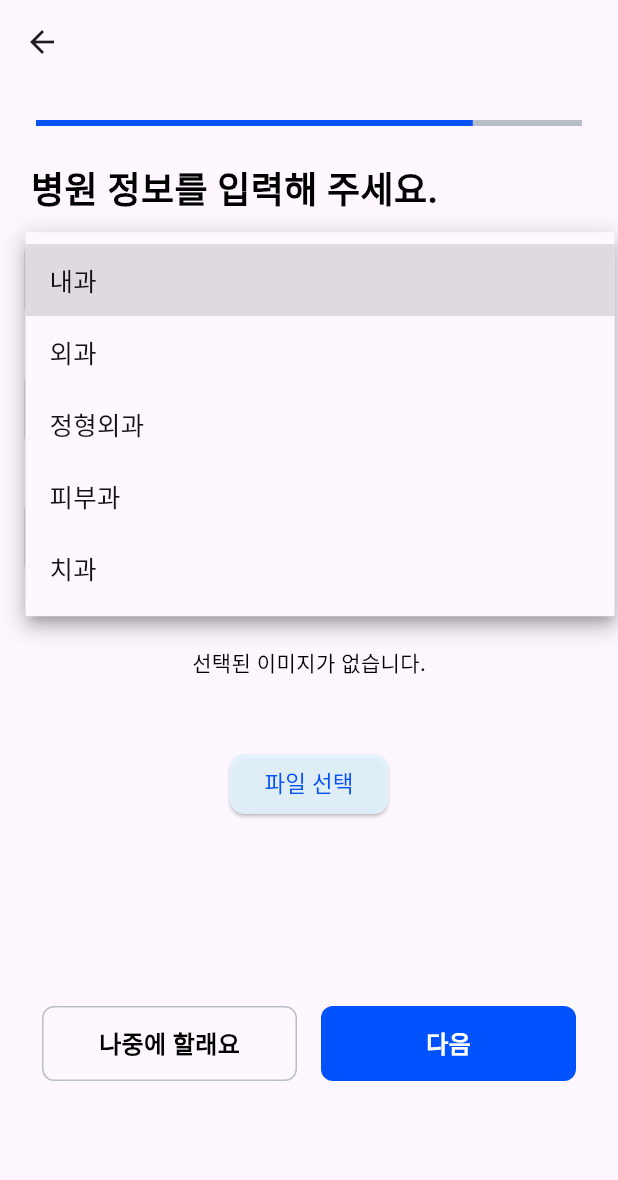
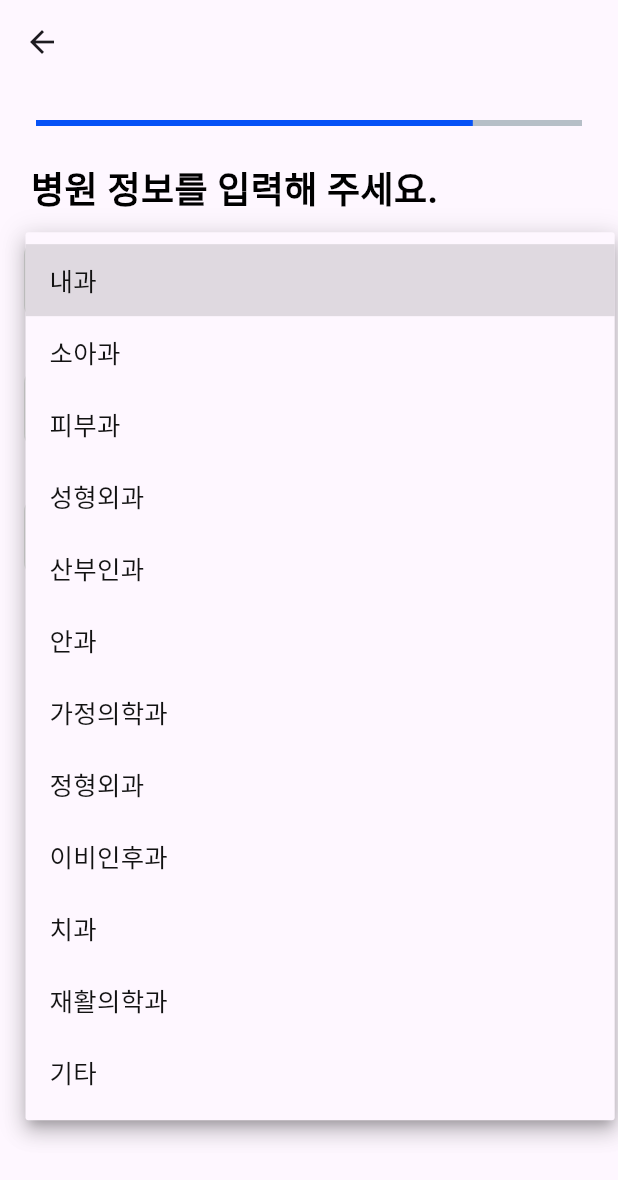
Before and after one commit to hoony00/testCADM, a Flutter app: the DoctorUploadScreen screen opened by its route, after a tap on "진료과를 선택해주세요", on a phone screen of 412 x 824 dp. Shown: the top 1180 px of the screen. Run offline on Flutter 3.47's test engine with Material 3 defaults, Android fonts, the phone set to English and light mode, and no system bars; our stand-ins replace cloud_firestore, convex_bottom_bar, device_info_plus, dio, easy_localization, flutter_image_compress and 8 more; missing offline and left inert: nav; accounts and stored records are empty; network calls fail; Roboto replaces fonts that are missing (Pretendard).

Commit message:
feat : 파일 선택 위젯화, 권한 신청 완료

```diff
--- a/lib/common/font/pretendard.dart
+++ b/lib/common/font/pretendard.dart
@@ -37,11 +37,12 @@ class Pretendard {
   static const wPrimaryColor_s60_w500 = CustomTextStyle(fontFamily: fontFamily, color: ColorPalette.primaryColor, fontSize: 60.0, fontWeight: FontWeight.w500);
 
   static const wblack_s10_w500 = CustomTextStyle(fontFamily: fontFamily, color: ColorPalette.black, fontSize: 10.0, fontWeight: FontWeight.w500);
+  static const wblack_s11_w500 = CustomTextStyle(fontFamily: fontFamily, color: ColorPalette.black, fontSize: 11.0, fontWeight: FontWeight.w500);
   static const wblack_s12_w400 = CustomTextStyle(fontFamily: fontFamily, color: ColorPalette.black, fontSize: 12.0, fontWeight: FontWeight.w500);
   static const wblack_s12_w500 = CustomTextStyle(fontFamily: fontFamily, color: ColorPalette.black, fontSize: 12.0, fontWeight: FontWeight.w400);
   static const wblack_s12_w700 = CustomTextStyle(fontFamily: fontFamily, color: ColorPalette.black, fontSize: 12.0, fontWeight: FontWeight.w700);
 
-  static const wblack_s13_w500 = CustomTextStyle(fontFamily: fontFamily, color: ColorPalette.black, fontSize: 13.0, fontWeight: FontWeight.w500);
+  static const wblack_s13_w400 = CustomTextStyle(fontFamily: fontFamily, color: ColorPalette.black, fontSize: 13.0, fontWeight: FontWeight.w400);
   static const wblack_s13_w600 = CustomTextStyle(fontFamily: fontFamily, color: ColorPalette.black, fontSize: 13.0, fontWeight: FontWeight.w600);
 
 
--- a/lib/view/join/doctor/s_doctor_select_type.dart
+++ b/lib/view/join/doctor/s_doctor_select_type.dart
@@ -26,11 +26,11 @@ class _DoctorSelectTypeScreenState
   @override
   Widget build(BuildContext context) {
     return Scaffold(
-      appBar: AppBar(),
       body: Column(
         crossAxisAlignment: CrossAxisAlignment.start,
         mainAxisAlignment: MainAxisAlignment.start,
         children: [
+          AppBar(),
           const CustomLinearIndicator(value: 0.5),
           const JoinTitle(title: '어떤 의사인가요?'),
 
--- a/lib/view/join/doctor/s_doctor_upload.dart
+++ b/lib/view/join/doctor/s_doctor_upload.dart
@@ -19,6 +19,7 @@ import '../../../widget/w_join_next_row.dart';
 import '../../../widget/w_join_select_row.dart';
 import '../../../widget/w_linear_progress_indicator.dart';
 import '../../../widget/w_loding_container.dart';
+import '../../../widget/w_one_image.dart';
 import '../../../widget/w_title.dart';
 
 class DoctorUploadScreen extends ConsumerStatefulWidget {
@@ -51,9 +52,8 @@ class _DoctorUploadScreenState extends ConsumerState<DoctorUploadScreen> {
 
       await PermissionUtil.checkGalleryPermission(context);
 
-      final XFile? selectedImage = await picker.pickImage(source: ImageSource.gallery);
-
-
+      final XFile? selectedImage =
+          await picker.pickImage(source: ImageSource.gallery);
 
       if (selectedImage != null) {
         //기존 state 제거
@@ -69,8 +69,12 @@ class _DoctorUploadScreenState extends ConsumerState<DoctorUploadScreen> {
       }
     }
 
-
-    return Scaffold(
+    return GestureDetector(
+      onTap: () {
+        FocusScope.of(context).unfocus();
+      },
+      child: Scaffold(
+        resizeToAvoidBottomInset: false,
         body: Stack(
           children: [
             SingleChildScrollView(
@@ -85,7 +89,20 @@ class _DoctorUploadScreenState extends ConsumerState<DoctorUploadScreen> {
                   // 진료과 선택
                   CustomDropdownField(
                     hintText: '진료과를 선택해주세요',
-                  options: ['내과', '외과', '정형외과', '피부과', '치과'],
+                    options: [
+                      '내과',
+                      '소아과',
+                      '피부과',
+                      '성형외과',
+                      '산부인과',
+                      '안과',
+                      '가정의학과',
+                      '정형외과',
+                      '이비인후과',
+                      '치과',
+                      '재활의학과',
+                      '기타'
+                    ],
                     selectedOption: selectedDepartment,
                     onChanged: (String? newValue) {
                       setState(() {
@@ -107,15 +124,16 @@ class _DoctorUploadScreenState extends ConsumerState<DoctorUploadScreen> {
                     width: 0.90,
                   ),
 
-                fileUpload(() {
-                  pickImage(context);
-                }),
+                  FileUploadWidget(
+                    title: '의사 면허증 사본 업로드',
+                    onPressed: () {pickImage(context);},
+                  ),
 
                   // 다음 버튼
                   JoinNextButtonRow(
-                  height: ref.watch(selectedImgProvider).isEmpty ? 80.h :20.h,
+                    height:
+                        ref.watch(selectedImgProvider).isEmpty ? 90.h : 20.h,
                     onSelect: () {
-
                       setState(() {
                         isUploading = true;
                       });
@@ -126,97 +144,15 @@ class _DoctorUploadScreenState extends ConsumerState<DoctorUploadScreen> {
                         });
                         context.goNamed('home');
                       });
-                    //병원 정보를 알려주세요
                     },
                   ),
-
                 ],
               ),
             ),
             LoadingContainer(text: '권한 요청 중...', isVisible: isUploading),
           ],
         ),
+      ),
     );
   }
-
-  Widget fileUpload(Function function) {
-    return Column(
-      children: [
-        if (ref.watch(selectedImgProvider).isEmpty)
-          Container(
-            height: 50,
-            decoration: ShapeDecoration(
-              shape: RoundedRectangleBorder(
-                borderRadius: BorderRadius.circular(8),
-              ),
-            ),
-            child: Row(
-              mainAxisAlignment: MainAxisAlignment.center,
-              children: [
-                const Text(
-                  '선택된 이미지가 없습니다.',
-                  style: Pretendard.wblack_s14_w500,
-                ).px20(),
-              ],
-            ),
-          ).p16(),
-        if (ref.watch(selectedImgProvider).isNotEmpty)
-          Row(
-            mainAxisAlignment: MainAxisAlignment.center,
-            children: [
-              Stack(
-                children: [
-                  Container(
-                    margin: EdgeInsets.symmetric(horizontal: 10.w),
-                    decoration: BoxDecoration(
-                      borderRadius: BorderRadius.circular(8.w),
-                      image: DecorationImage(
-                        image: FileImage(
-                          File(ref.watch(selectedImgProvider)[0].path),
-                        ),
-                        fit: BoxFit.cover,
-                      ),
-                    ),
-                    width: 130.w,
-                    height: 140.w,
-                  ),
-                  Positioned(
-                    top: 5.w,
-                    right: 5.w,
-                    child: InkWell(
-                      onTap: () =>
-                          ref.read(selectedImgProvider.notifier).removeImg(0),
-                      child: Icon(
-                        Icons.close,
-                        size: 30.sp,
-                        color: Colors.white,
-                      ),
-                    ),
-                  ),
-                ],
-              ),
-            ],
-          ),
-        ElevatedButton(
-          //버튼 색 파란색
-          style: ElevatedButton.styleFrom(
-            backgroundColor: ColorPalette.brightBlue,
-            shape: RoundedRectangleBorder(
-              borderRadius: BorderRadius.circular(10),
-            ),
-          ),
-          onPressed: () {
-            function();
-          },
-          child: Text(
-            '파일 선택',
-            style: TextStyle(color: ColorPalette.primaryColor, fontSize: 15.sp),
-          ),
-        ).p16(),
-
-      ],
-    );
 }
-
-
-}
--- /dev/null
+++ b/lib/widget/w_one_image.dart
@@ -0,0 +1,103 @@
+import 'dart:io';
+
+import 'package:flutter/material.dart';
+import 'package:flutter_riverpod/flutter_riverpod.dart';
+import 'package:flutter_screenutil/flutter_screenutil.dart';
+import 'package:test04dm/common/colors/color_palette.dart';
+import 'package:test04dm/common/font/pretendard.dart';
+import 'package:velocity_x/velocity_x.dart';
+
+import '../../provider/camera/send_pic.dart';
+
+class FileUploadWidget extends ConsumerStatefulWidget {
+  final VoidCallback onPressed;
+  final String title;
+
+  const FileUploadWidget({
+    required this.onPressed,
+    required this.title,
+    Key? key,
+  }) : super(key: key);
+
+  @override
+  ConsumerState<FileUploadWidget> createState() => _FileUploadWidgetState();
+}
+
+class _FileUploadWidgetState extends ConsumerState<FileUploadWidget> {
+  @override
+  Widget build(BuildContext context) {
+    return Column(
+      children: [
+        if (ref.watch(selectedImgProvider).isEmpty)
+          Container(
+            height: 50,
+            decoration: ShapeDecoration(
+              shape: RoundedRectangleBorder(
+                borderRadius: BorderRadius.circular(8),
+              ),
+            ),
+            child: Row(
+              mainAxisAlignment: MainAxisAlignment.center,
+              children: [
+                 Text(
+                  widget.title,
+                  style: Pretendard.wblack_s14_w500,
+                ).px20(),
+              ],
+            ),
+          ).p16(),
+        if (ref.watch(selectedImgProvider).isNotEmpty)
+          Row(
+            mainAxisAlignment: MainAxisAlignment.center,
+            children: [
+              Stack(
+                children: [
+                  Container(
+                    margin: EdgeInsets.symmetric(horizontal: 10.w),
+                    decoration: BoxDecoration(
+                      borderRadius: BorderRadius.circular(8.w),
+                      image: DecorationImage(
+                        image: FileImage(
+                          File(ref.watch(selectedImgProvider)[0].path),
+                        ),
+                        fit: BoxFit.cover,
+                      ),
+                    ),
+                    width: 130.w,
+                    height: 140.w,
+                  ),
+                  Positioned(
+                    top: 5.w,
+                    right: 10.w,
+                    child: InkWell(
+                      onTap: () =>
+                          ref.read(selectedImgProvider.notifier).removeImg(0),
+                      child: Icon(
+                        Icons.close,
+                        size: 30.sp,
+                        color: Colors.white,
+                      ),
+                    ),
+                  ),
+                ],
+              ),
+            ],
+          ),
+        ElevatedButton(
+          //버튼 색 파란색
+          style: ElevatedButton.styleFrom(
+            backgroundColor: ColorPalette.brightBlue,
+            shape: RoundedRectangleBorder(
+              borderRadius: BorderRadius.circular(10),
+            ),
+          ),
+          onPressed: widget.onPressed,
+          child: Text(
+            '파일 선택',
+            style: TextStyle(color: ColorPalette.primaryColor, fontSize: 15.sp),
+          ),
+        ).p16(),
+      ],
+    );
+  }
+}
```
Also changed, not shown: lib/view/join/delaler/s_dealer_input_info.dart (+8 -2 lines), lib/view/join/delaler/s_dealer_upload_info.dart (+79 -4 lines). Lines whose indentation alone changed are shown as unchanged.
